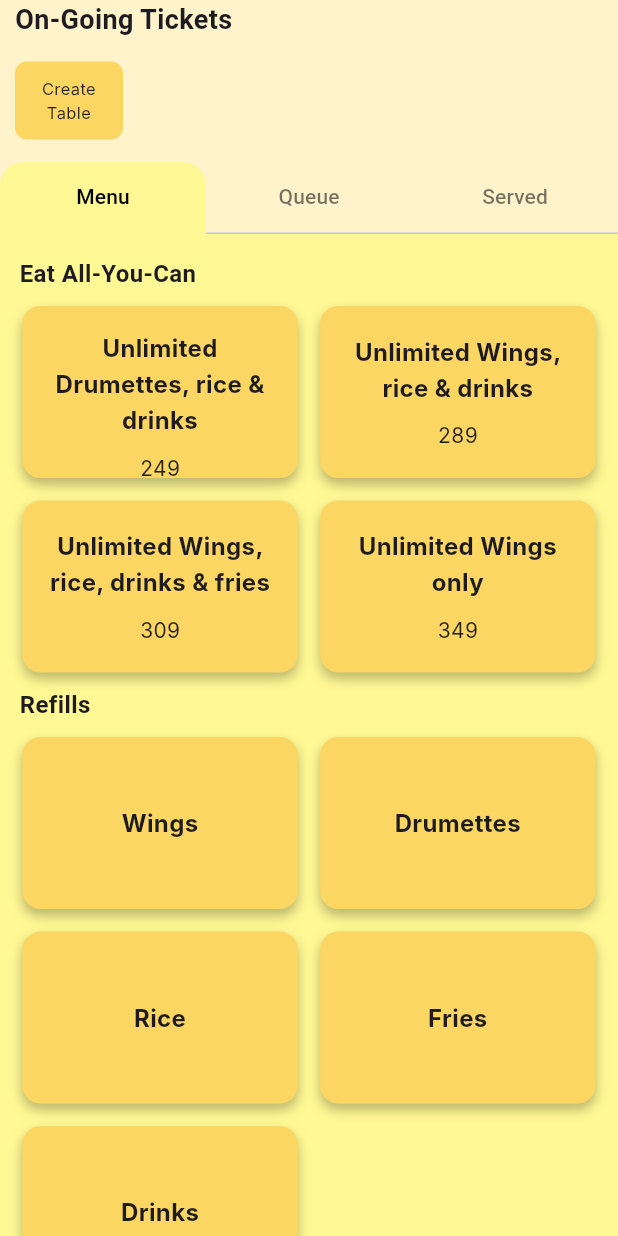
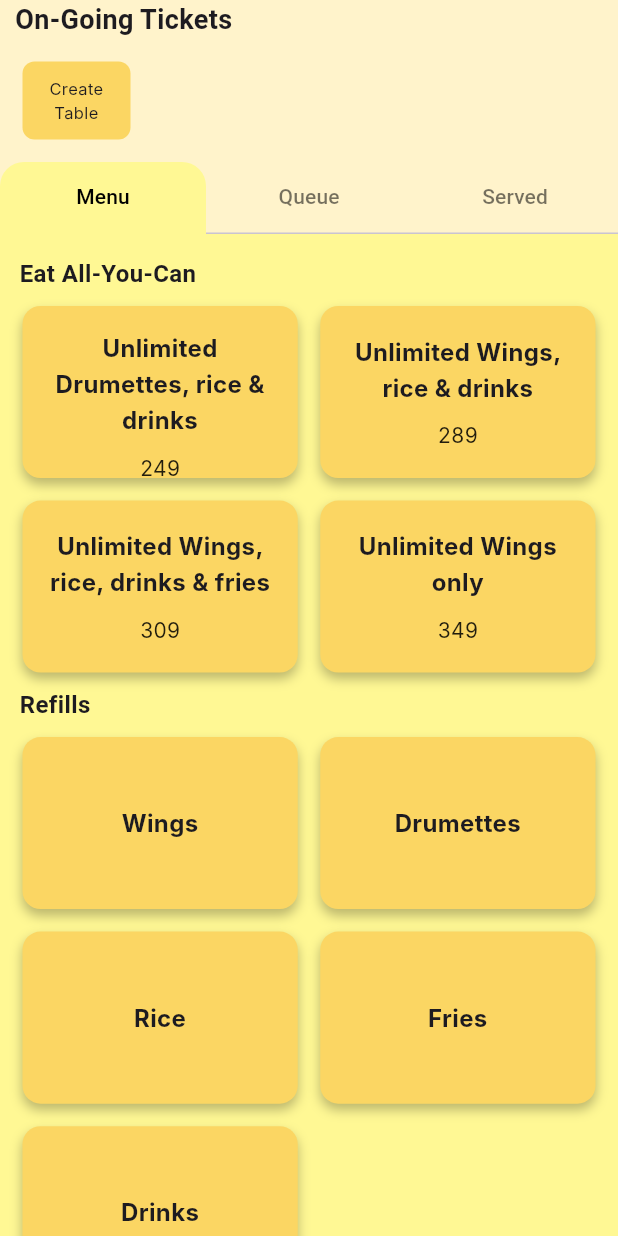
Before and after one commit to JeoSeutin07/chicks_mo_unli, a Flutter app: the MenuTabsWidget screen opened directly, on a phone screen of 412 x 824 dp. Run offline on Flutter 3.47's test engine with Material 3 defaults, Android fonts, the phone set to English and light mode, and no system bars; our stand-ins replace cloud_firestore, firebase_core; accounts and stored records are empty; Roboto replaces fonts that are missing (Inter).

Commit message:
spacing table creation

```diff
--- a/lib/order_kitchen/widgets/tickets_widget.dart
+++ b/lib/order_kitchen/widgets/tickets_widget.dart
@@ -59,7 +59,8 @@ class _TicketsWidgetState extends State<TicketsWidget> {
               children: [
                 Container(
                   width: 72,
-                  margin: const EdgeInsets.symmetric(vertical: 5),
+                  margin: const EdgeInsets.symmetric(
+                      vertical: 5, horizontal: 5), // Add horizontal margin
                   child: Material(
                     color: const Color(
                         0xFFFBD663), // Updated color to match branding
@@ -85,7 +86,11 @@ class _TicketsWidgetState extends State<TicketsWidget> {
                 ...widget.orders
                     .map((order) => GestureDetector(
                           onTap: () => showOrderSummaryDialog(context, order),
-                          child: OrderTicket(order: order),
+                          child: Container(
+                            margin: const EdgeInsets.symmetric(
+                                horizontal: 5), // Add horizontal margin
+                            child: OrderTicket(order: order),
+                          ),
                         ))
                     .toList(),
               ],
```
